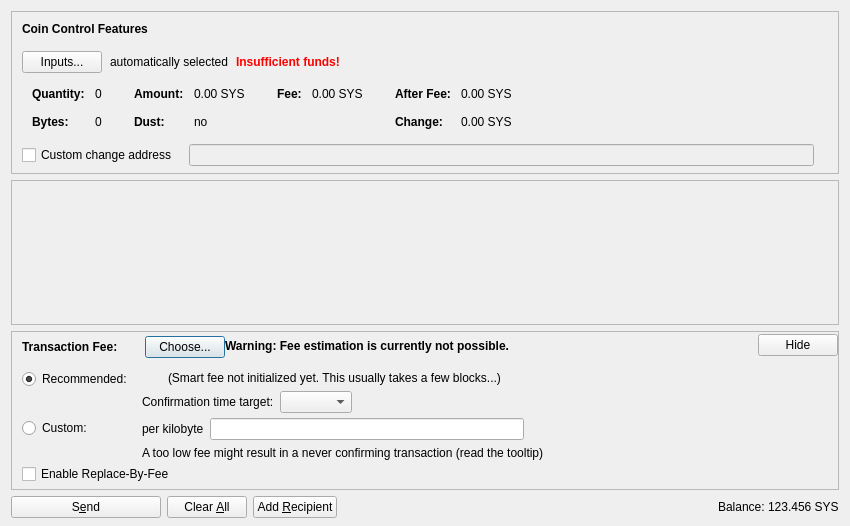
Old version of the form src/qt/forms/sendcoinsdialog.ui in the repository John-Tonny/vircles.
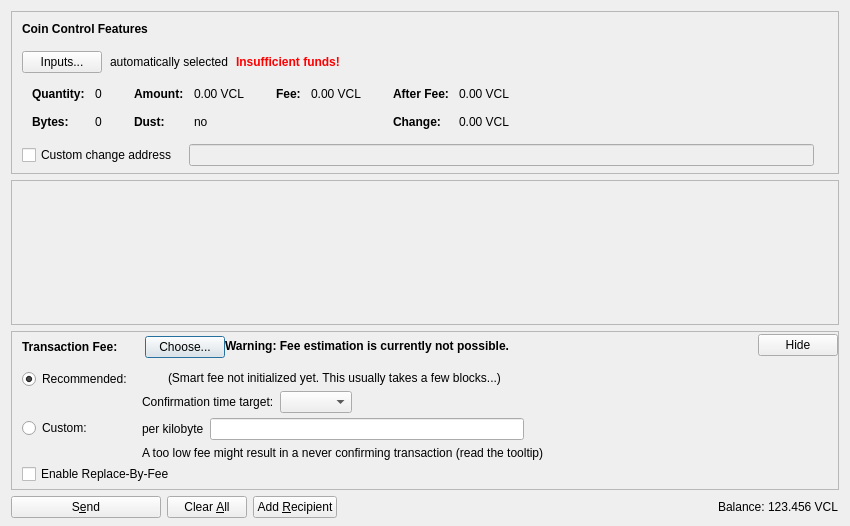
New version of the form. Icons and pictures are not drawn. Custom widgets are drawn as their Qt base class.

```diff
--- a/src/qt/forms/sendcoinsdialog.ui
+++ b/src/qt/forms/sendcoinsdialog.ui
@@ -324,7 +324,7 @@
                   <enum>Qt::ActionsContextMenu</enum>
                  </property>
                  <property name="text">
-                  <string notr="true">0.00 SYS</string>
+                  <string notr="true">0.00 VCL</string>
                  </property>
                  <property name="textInteractionFlags">
                   <set>Qt::LinksAccessibleByMouse|Qt::TextSelectableByKeyboard|Qt::TextSelectableByMouse</set>
@@ -404,7 +404,7 @@
                   <enum>Qt::ActionsContextMenu</enum>
                  </property>
                  <property name="text">
-                  <string notr="true">0.00 SYS</string>
+                  <string notr="true">0.00 VCL</string>
                  </property>
                  <property name="textInteractionFlags">
                   <set>Qt::LinksAccessibleByMouse|Qt::TextSelectableByKeyboard|Qt::TextSelectableByMouse</set>
@@ -455,7 +455,7 @@
                   <enum>Qt::ActionsContextMenu</enum>
                  </property>
                  <property name="text">
-                  <string notr="true">0.00 SYS</string>
+                  <string notr="true">0.00 VCL</string>
                  </property>
                  <property name="textInteractionFlags">
                   <set>Qt::LinksAccessibleByMouse|Qt::TextSelectableByKeyboard|Qt::TextSelectableByMouse</set>
@@ -484,7 +484,7 @@
                   <enum>Qt::ActionsContextMenu</enum>
                  </property>
                  <property name="text">
-                  <string notr="true">0.00 SYS</string>
+                  <string notr="true">0.00 VCL</string>
                  </property>
                  <property name="textInteractionFlags">
                   <set>Qt::LinksAccessibleByMouse|Qt::TextSelectableByKeyboard|Qt::TextSelectableByMouse</set>
@@ -1214,7 +1214,7 @@
           <cursorShape>IBeamCursor</cursorShape>
          </property>
          <property name="text">
-          <string notr="true">123.456 SYS</string>
+          <string notr="true">123.456 VCL</string>
          </property>
          <property name="textInteractionFlags">
           <set>Qt::LinksAccessibleByMouse|Qt::TextSelectableByKeyboard|Qt::TextSelectableByMouse</set>
```
